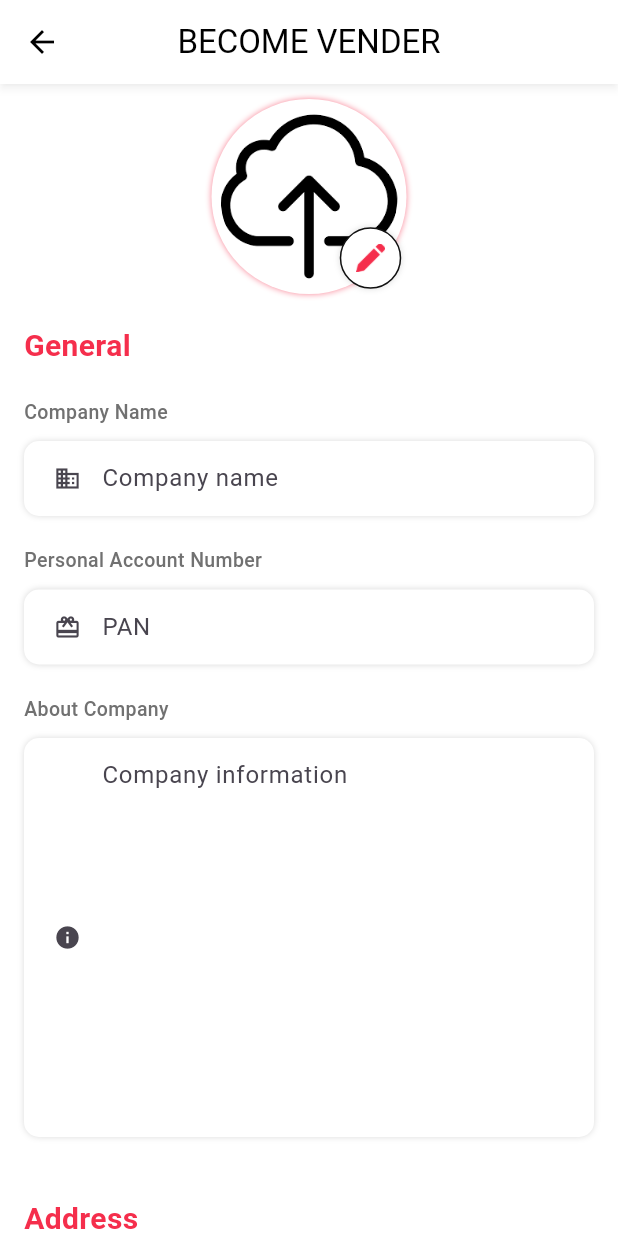
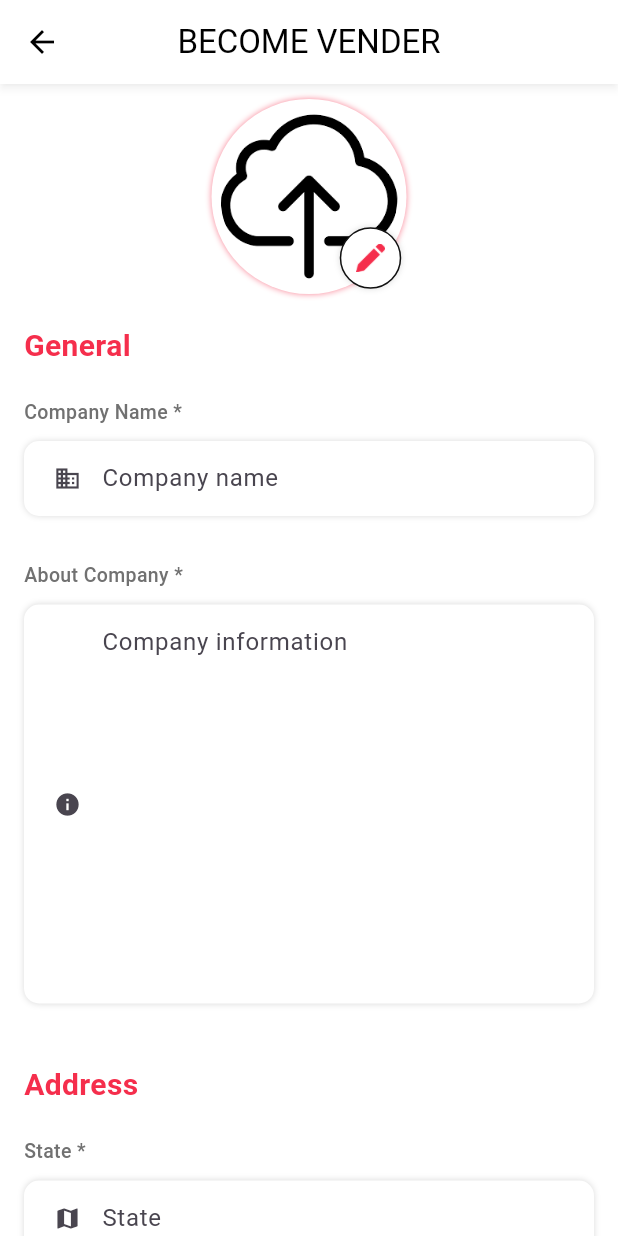
Before and after one commit to yetitechnepal/rentall_partners, a Flutter app: the BecomeVenderScreen screen opened directly, on a phone screen of 412 x 824 dp. Run offline on Flutter 3.47's test engine with Material 2 defaults, Android fonts, the phone set to English and light mode, and no system bars; our stand-ins replace adaptive_theme, cached_network_image, carousel_slider, country_picker, dio, firebase_core and 14 more; missing offline and left inert: defer_pointer, new_version, system_settings, wechat_assets_picker, wechat_camera_picker; accounts and stored records are empty.

Commit message:
bug fixes

```diff
--- a/lib/Blocs/profile_bloc.dart
+++ b/lib/Blocs/profile_bloc.dart
@@ -78,11 +78,11 @@ class ProfileContact {
 
 class ProfileDocument {
   late String type, docId, image;
-  late DateTime? expireDate;
+  // late DateTime? expireDate;
   ProfileDocument.fromMap(map) {
     type = map['type'];
     image = map['image'];
-    expireDate = DateTime.tryParse(map['expire_date']);
+    // expireDate = DateTime.tryParse(map['expire_date']);
     docId = map["document_id"];
   }
 }
--- a/lib/OperatorScreen/OperatorDashboardScreen/operator_dashboard_screen.dart
+++ b/lib/OperatorScreen/OperatorDashboardScreen/operator_dashboard_screen.dart
@@ -18,7 +18,7 @@ class OperatorDashboardScreen extends StatelessWidget {
     return Scaffold(
       appBar: AppBar(
         backgroundColor: Theme.of(context).primaryColor,
-        leadingWidth: 70,
+        leadingWidth: 80,
         leading: Padding(
           padding: const EdgeInsets.symmetric(horizontal: 5.0),
           child: Row(
--- a/lib/Screens/Account/Widgets/address_pan_box.dart
+++ b/lib/Screens/Account/Widgets/address_pan_box.dart
@@ -143,7 +143,7 @@ class AddressPanBox extends StatelessWidget {
                     ),
                     onPressed: () async {
                       LoginSession().logout();
-                      await API().delete(
+                      await API().post(
                         endPoint: "accounts/delete-user/",
                         useToken: true,
                       );
--- a/lib/Screens/BecomeVenderScreens/become_vender_contact_screen.dart
+++ b/lib/Screens/BecomeVenderScreens/become_vender_contact_screen.dart
@@ -54,7 +54,7 @@ class BecomeVenderContactScreen extends StatelessWidget {
                   crossAxisAlignment: CrossAxisAlignment.start,
                   children: [
                     const SizedBox(height: 10),
-                    textFieldText("Primary Email"),
+                    textFieldText("Primary Email *"),
                     AEMPLTextField(
                       controller: controllers[0],
                       hintText: "Primary email",
@@ -68,7 +68,7 @@ class BecomeVenderContactScreen extends StatelessWidget {
                       },
                     ),
                     const SizedBox(height: 10),
-                    textFieldText("Primary Phone Number"),
+                    textFieldText("Primary Phone Number *"),
                     AEMPLTextField(
                       controller: controllers[1],
                       hintText: "Primary phone number",
--- a/lib/Screens/BecomeVenderScreens/become_vender_screen.dart
+++ b/lib/Screens/BecomeVenderScreens/become_vender_screen.dart
@@ -31,9 +31,11 @@ class _BecomeVenderScreenState extends State<BecomeVenderScreen> {
       String value = "";
       if (index == 0) {
         value = context.read<VenderModelCubit>().state.companyName;
-      } else if (index == 1) {
-        value = context.read<VenderModelCubit>().state.pan;
-      } else if (index == 2) {
+      }
+      // else if (index == 1) {
+      //   value = context.read<VenderModelCubit>().state.pan;
+      // }
+      else if (index == 2) {
         value = context.read<VenderModelCubit>().state.information;
       } else if (index == 3) {
         value = context.read<VenderModelCubit>().state.state;
@@ -78,7 +80,8 @@ class _BecomeVenderScreenState extends State<BecomeVenderScreen> {
                     fontSize: 20,
                     color: Theme.of(context).primaryColor,
                   ),
-                  textFieldText(isVender ? "Company Name" : "Operator Name"),
+                  textFieldText(
+                      isVender ? "Company Name *" : "Operator Name *"),
                   AEMPLTextField(
                     controller: controllers[0],
                     hintText: isVender ? "Company name" : "Operator name",
@@ -93,20 +96,24 @@ class _BecomeVenderScreenState extends State<BecomeVenderScreen> {
                     },
                   ),
                   const SizedBox(height: 10),
-                  textFieldText("Personal Account Number"),
-                  AEMPLTextField(
-                    controller: controllers[1],
-                    hintText: "PAN",
-                    prefix: const Icon(Icons.card_giftcard),
-                    validator: (value) {
-                      if (value!.isEmpty) {
-                        return "Enter PAN";
-                      }
-                      return null;
-                    },
-                  ),
+                  // textFieldText("Personal Account Number"),
+                  // AEMPLTextField(
+                  //   controller: controllers[1],
+                  //   hintText: "PAN",
+                  //   prefix: const Icon(Icons.card_giftcard),
+                  //   validator: (value) {
+                  //     if (isVender) {
+                  //       if (value!.isEmpty) {
+                  //         return "Enter PAN";
+                  //       }
+                  //     }
+
+                  //     return null;
+                  //   },
+                  // ),
                   const SizedBox(height: 10),
-                  textFieldText(isVender ? "About Company" : "About Operator"),
+                  textFieldText(
+                      isVender ? "About Company *" : "About Operator *"),
                   AEMPLTextField(
                     controller: controllers[2],
                     hintText: isVender
@@ -129,7 +136,7 @@ class _BecomeVenderScreenState extends State<BecomeVenderScreen> {
                     fontSize: 20,
                     color: Theme.of(context).primaryColor,
                   ),
-                  textFieldText("State"),
+                  textFieldText("State *"),
                   AEMPLTextField(
                     controller: controllers[3],
                     hintText: "State",
@@ -141,7 +148,7 @@ class _BecomeVenderScreenState extends State<BecomeVenderScreen> {
                     },
                   ),
                   const SizedBox(height: 10),
-                  textFieldText("District"),
+                  textFieldText("District *"),
                   AEMPLTextField(
                     controller: controllers[4],
                     hintText: "District",
@@ -153,11 +160,12 @@ class _BecomeVenderScreenState extends State<BecomeVenderScreen> {
                     },
                   ),
                   const SizedBox(height: 10),
-                  textFieldText("Ward No."),
+                  textFieldText("Ward No. *"),
                   AEMPLTextField(
                     controller: controllers[5],
                     hintText: "Ward No.",
                     prefix: const Icon(Icons.location_on),
+                    keyboardType: TextInputType.number,
                     validator: (value) {
                       if (value!.isEmpty) {
                         return "Enter Ward";
@@ -165,7 +173,7 @@ class _BecomeVenderScreenState extends State<BecomeVenderScreen> {
                     },
                   ),
                   const SizedBox(height: 10),
-                  textFieldText("Tole"),
+                  textFieldText("Tole *"),
                   AEMPLTextField(
                     controller: controllers[6],
                     hintText: "Tole",
@@ -177,7 +185,7 @@ class _BecomeVenderScreenState extends State<BecomeVenderScreen> {
                     },
                   ),
                   const SizedBox(height: 10),
-                  textFieldText("Country"),
+                  textFieldText("Country *"),
                   AEMPLTextField(
                     controller: controllers[7],
                     hintText: "Country",
--- a/lib/Screens/DashboardScreen/Widgets/topbar.dart
+++ b/lib/Screens/DashboardScreen/Widgets/topbar.dart
@@ -15,9 +15,7 @@ class DashboardTopBar extends StatelessWidget {
   @override
   Widget build(BuildContext context) {
     context.read<ProfileCubit>().fetchProfile();
-    return Positioned(
-      top: -80,
-      child: BlocBuilder<ProfileCubit, ProfileModel>(builder: (context, state) {
+    return BlocBuilder<ProfileCubit, ProfileModel>(builder: (context, state) {
       return GestureDetector(
         onTap: () {
           Navigator.of(context).push(MaterialPageRoute(
@@ -47,7 +45,6 @@ class DashboardTopBar extends StatelessWidget {
           ),
         ),
       );
-      }),
-    );
+    });
   }
 }
--- a/pubspec.yaml
+++ b/pubspec.yaml
@@ -62,6 +62,7 @@ dependencies:
   wechat_camera_picker: ^3.7.0
   url_launcher: ^6.0.10
   country_picker: ^2.0.20
+  defer_pointer: ^0.0.2
 
 dev_dependencies:
   flutter_test:
```
Also changed, not shown: lib/OperatorScreen/OperatorExperienceScreen/AddEditExperiencePopups/add_edit_experience_popup.dart (+5 -5 lines), lib/Screens/DashboardScreen/dashboard_screen.dart (+13 -5 lines), lib/Screens/DocumentsScreen/PopUp/add_document_popup.dart (+40 -38 lines), lib/Screens/DocumentsScreen/documents_screen.dart (+12 -13 lines), pubspec.lock. Lines whose indentation alone changed are shown as unchanged.
